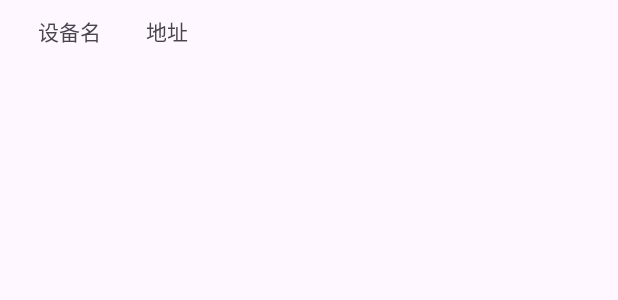
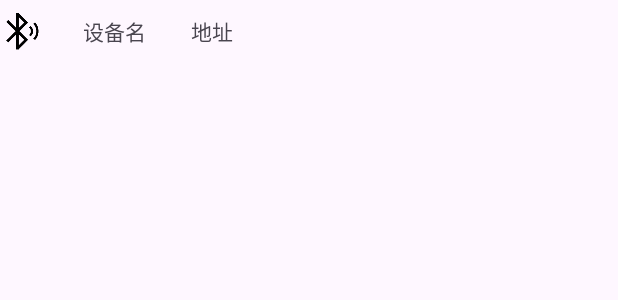
Before and after one commit to ArchineDay/ConnectCamera, an Android app: the layout listitem_device.xml on its own in the app's theme, with its tools: preview values and no code run, on a phone screen of 412 x 824 dp. Shown: the top 300 px of the screen. Run offline under Robolectric (Android 15) with nearby library versions, the phone set to English and light mode, and no system bars.

Commit message:
点击连接跳转activity，返回则断开连接

```diff
--- a/app/src/main/AndroidManifest.xml
+++ b/app/src/main/AndroidManifest.xml
@@ -29,6 +29,9 @@
         android:theme="@style/Theme.ConnectCamera"
         tools:targetApi="31">
         <activity
+            android:name=".activity.OperationActivity"
+            android:exported="false" />
+        <activity
             android:name=".activity.FastBleActivity"
             android:exported="false" />
         <activity
--- a/app/src/main/res/layout/activity_fastble.xml
+++ b/app/src/main/res/layout/activity_fastble.xml
@@ -26,7 +26,7 @@
             android:id="@+id/device_name"
             android:layout_width="wrap_content"
             android:layout_height="wrap_content"
-            android:layout_marginHorizontal="@dimen/fab_margin"
+            android:layout_marginStart="50dp"
             android:text="设备名称"
             android:textSize="20sp" />
 
@@ -34,7 +34,6 @@
             android:id="@+id/device_address"
             android:layout_width="wrap_content"
             android:layout_height="wrap_content"
-            android:layout_marginHorizontal="@dimen/fab_margin"
             android:layout_marginStart="50dp"
             android:text="设备地址"
             android:textSize="20sp" />
--- a/app/src/main/res/layout/listitem_device.xml
+++ b/app/src/main/res/layout/listitem_device.xml
@@ -1,22 +1,16 @@
-<?xml version="1.0" encoding="utf-8"?><!-- Copyright (C) 2013 The Android Open Source Project
-
-     Licensed under the Apache License, Version 2.0 (the "License");
-     you may not use this file except in compliance with the License.
-     You may obtain a copy of the License at
-
-          http://www.apache.org/licenses/LICENSE-2.0
-
-     Unless required by applicable law or agreed to in writing, software
-     distributed under the License is distributed on an "AS IS" BASIS,
-     WITHOUT WARRANTIES OR CONDITIONS OF ANY KIND, either express or implied.
-     See the License for the specific language governing permissions and
-     limitations under the License.
--->
 <LinearLayout xmlns:android="http://schemas.android.com/apk/res/android"
+    android:id="@+id/list_item"
     android:layout_width="match_parent"
     android:layout_height="wrap_content"
-    android:orientation="horizontal"
-    android:id="@+id/list_item">
+    android:orientation="horizontal">
+
+
+    <ImageView
+        android:id="@+id/img_blue"
+        android:layout_width="30dp"
+        android:layout_height="30dp"
+        android:layout_marginTop="5dp"
+        android:src="@mipmap/ic_blue_remote" />
 
     <TextView
         android:id="@+id/device_name"
@@ -25,8 +19,7 @@
         android:layout_marginStart="25dp"
         android:layout_marginTop="10dp"
         android:layout_marginBottom="10dp"
-        android:text="设备名"
-         />
+        android:text="设备名" />
 
     <TextView
         android:id="@+id/device_address"
@@ -35,8 +28,5 @@
         android:layout_marginStart="30dp"
         android:layout_marginTop="10dp"
         android:layout_marginBottom="10dp"
-        android:text="地址"
-     />
-
-
+        android:text="地址" />
 </LinearLayout>
--- a/app/src/main/res/values/strings.xml
+++ b/app/src/main/res/values/strings.xml
@@ -9,6 +9,10 @@
     <string name="connect_fail">连接失败</string>
     <string name="active_disconnected">断开了</string>
     <string name="disconnected">连接断开</string>
+    <string name="connect">连接</string>
+    <string name="connected">已连接</string>
+    <string name="disconnect">断开连接</string>
+    <string name="enter">进入操作</string>
 
     <string name="lorem_ipsum">
         Lorem ipsum dolor sit amet, consectetur adipiscing elit. Nam in scelerisque sem. Mauris
```
Also changed, not shown: app/src/main/java/com/example/connectcamera/activity/FastBleActivity.java (+36 -24 lines), app/src/main/java/com/example/connectcamera/activity/OperationActivity.java (added, +36 -0 lines), app/src/main/res/layout/activity_operation.xml (added, +9 -0 lines), app/src/main/res/mipmap-hdpi/mipmap-hdpi/ic_launcher.png (added), app/src/main/res/mipmap-hdpi/mipmap-mdpi/ic_launcher.png (added), app/src/main/res/mipmap-hdpi/mipmap-xhdpi/ic_launcher.png (added), app/src/main/res/mipmap-hdpi/mipmap-xxhdpi/ic_blue_connected.png (added), app/src/main/res/mipmap-hdpi/mipmap-xxhdpi/ic_blue_remote.png (added), app/src/main/res/mipmap-hdpi/mipmap-xxhdpi/ic_enter.png (added), app/src/main/res/mipmap-hdpi/mipmap-xxhdpi/ic_launcher.png (added), app/src/main/res/mipmap-hdpi/mipmap-xxhdpi/ic_loading.png (added), app/src/main/res/mipmap-hdpi/mipmap-xxhdpi/ic_rssi.png (added), app/src/main/res/mipmap-hdpi/mipmap-xxhdpi/ic_scan.png (added), app/src/main/res/mipmap-hdpi/mipmap-xxxhdpi/ic_launcher.png (added).
